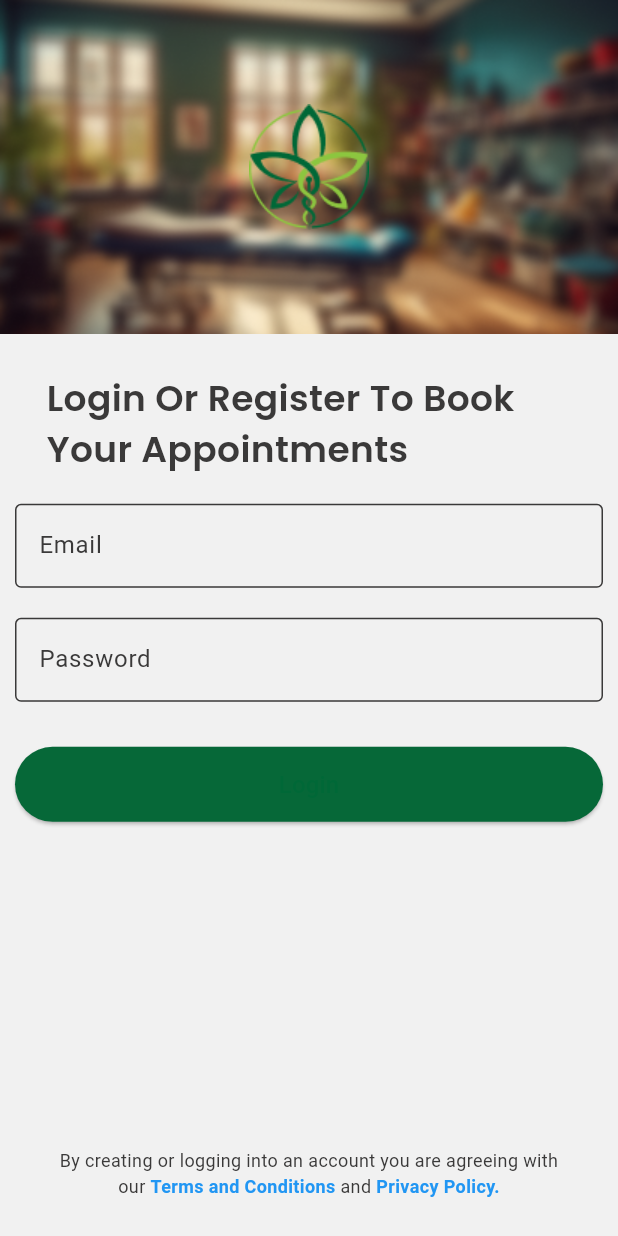
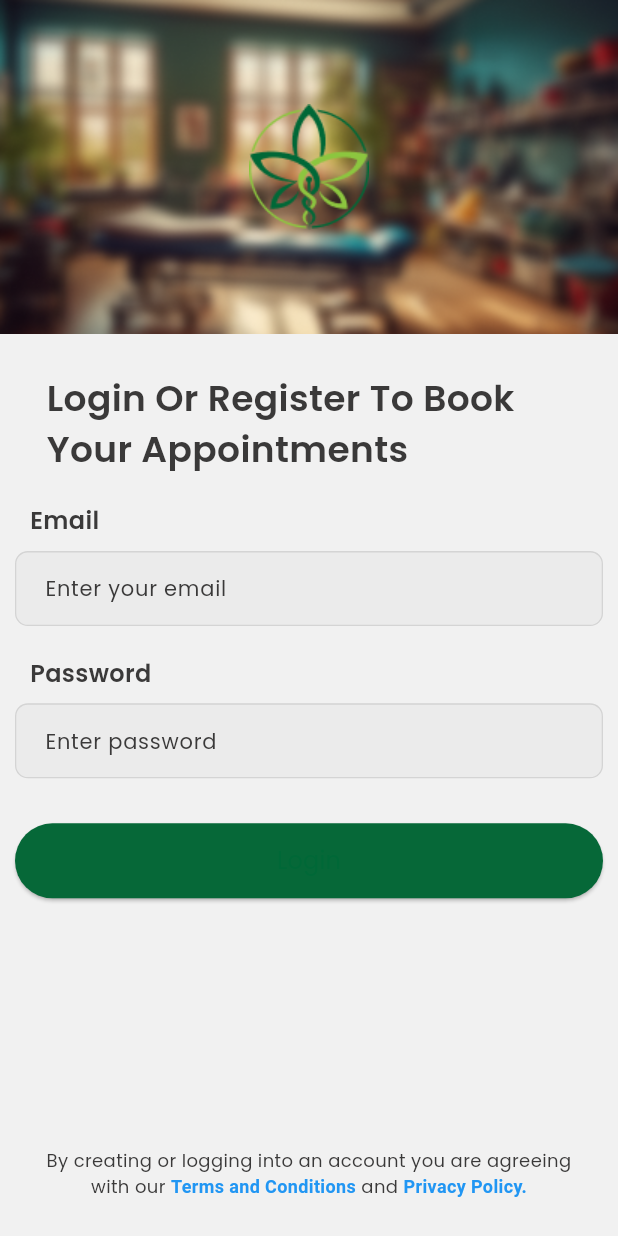
Before and after one commit to Hishamkool/Ayuvedic-App, a Flutter app: the screen it shows after launch, on a phone screen of 412 x 824 dp. Run offline on Flutter 3.47's test engine with Material 3 defaults, Android fonts, the phone set to English and light mode, and no system bars.

Commit message:
textfield label widget

```diff
--- a/lib/core/constants/app_colors.dart
+++ b/lib/core/constants/app_colors.dart
@@ -14,4 +14,7 @@ class AppColors {
   );
 
   static Color appThemeColor = Color(0xff006837);
+  static Color textfiledBorder =Color.fromRGBO(0, 0, 0, 0.1);
+  static Color textfiledFill =Color.fromRGBO(217, 217, 217, 0.25);
+
 }
--- a/lib/main.dart
+++ b/lib/main.dart
@@ -25,7 +25,7 @@ class MyApp extends StatelessWidget {
       debugShowCheckedModeBanner: false,
       home: const SplashScreen(),
       title: "Ayurvedic Care",
-      theme: ThemeData(colorScheme: AppColors.colorScheme),
+      theme: ThemeData(colorScheme: AppColors.colorScheme, fontFamily: "Poppins"),
       initialRoute: AppRoutes.splash,
       onGenerateRoute: AppRoutes.generateRoute,
     );
--- a/lib/presentation/screens/login/login_page.dart
+++ b/lib/presentation/screens/login/login_page.dart
@@ -1,3 +1,4 @@
+import 'package:app/presentation/widgets/custom_textfiled_with_label_widget.dart';
 import 'package:flutter/material.dart';
 
 class LoginPage extends StatelessWidget {
@@ -59,22 +60,17 @@ class LoginPage extends StatelessWidget {
                       ),
                     ),
                     const SizedBox(height: 20),
-                    const TextField(
-                      decoration: InputDecoration(
-                        labelText: "Email",
-                        hintText: "Enter your email",
-                        border: OutlineInputBorder(),
-                      ),
+                    CustomTextfiledWithLabelWidget(
+                      hintText: "Enter your email",
+                      label: "Email",
                     ),
                     const SizedBox(height: 20),
-                    const TextField(
+                    CustomTextfiledWithLabelWidget(
+                      hintText: "Enter password",
+                      label: "Password",
                       obscureText: true,
-                      decoration: InputDecoration(
-                        labelText: "Password",
-                        hintText: "Enter password",
-                        border: OutlineInputBorder(),
-                      ),
                     ),
+
                     const SizedBox(height: 30),
                     SizedBox(
                       width: double.infinity,
--- /dev/null
+++ b/lib/presentation/widgets/custom_textfiled_with_label_widget.dart
@@ -0,0 +1,63 @@
+import 'package:app/core/constants/app_colors.dart';
+import 'package:flutter/material.dart';
+
+class CustomTextfiledWithLabelWidget extends StatelessWidget {
+  final String label;
+  final String hintText;
+  final TextEditingController? textEditingController;
+  final bool obscureText;
+  final TextInputType textInputType;
+
+  const CustomTextfiledWithLabelWidget({
+    super.key,
+    required this.label,
+    required this.hintText,
+    this.textEditingController,
+    this.obscureText = false,
+    this.textInputType = TextInputType.text,
+  });
+
+  @override
+  Widget build(BuildContext context) {
+    return Column(
+      crossAxisAlignment: CrossAxisAlignment.start,
+      spacing: 8.5,
+      children: [
+        Padding(
+          padding: const EdgeInsets.only(left: 10.0),
+          child: Text(
+            label,
+            style: TextStyle(fontSize: 16, fontWeight: FontWeight.w600),
+          ),
+        ),
+
+        TextField(
+          controller: textEditingController,
+          obscureText: obscureText,
+          keyboardType: textInputType,
+          decoration: InputDecoration(
+            contentPadding: EdgeInsets.symmetric(vertical: 13, horizontal: 16),
+            hintText: hintText,
+            hintStyle: TextStyle(fontSize: 14),
+            filled: true,
+            fillColor: AppColors.textfiledFill,
+            enabledBorder: OutlineInputBorder(
+              borderSide: BorderSide(
+                color: AppColors.textfiledBorder,
+                width: 0.85,
+              ),
+              borderRadius: BorderRadius.all(Radius.circular(8.53)),
+            ),
+            border: OutlineInputBorder(
+              borderSide: BorderSide(
+                color: AppColors.textfiledBorder,
+                width: 0.85,
+              ),
+              borderRadius: BorderRadius.all(Radius.circular(8.53)),
+            ),
+          ),
+        ),
+      ],
+    );
+  }
+}
--- a/pubspec.yaml
+++ b/pubspec.yaml
@@ -32,6 +32,8 @@ flutter:
         weight: 400
       - asset: assets/fonts/Poppins/Poppins-SemiBold.ttf
         weight : 600
+      - asset: assets/fonts/Poppins/Poppins-SemiBold.ttf
+        weight : 900
       - asset:  assets/fonts/Poppins/Poppins-Italic.ttf
         style: italic
         weight: 300
```
